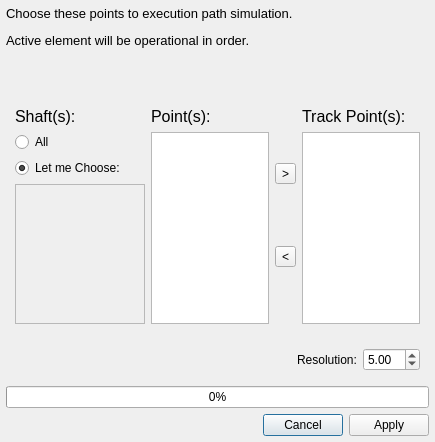
The window that core/panel/run_Path_Track.ui (KmolYuan/Pyslvs-UI) describes before a commit, drawn with Qt 5.
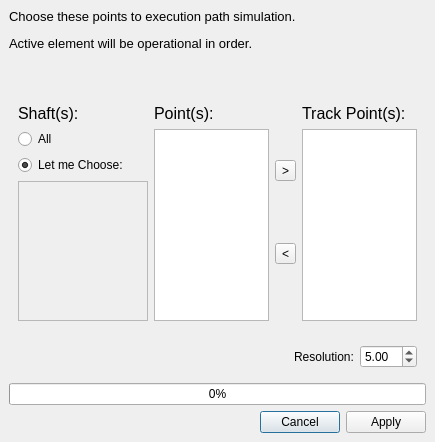
The same window after the commit. Icons and pictures are not drawn.

What changed in the file:
```diff
--- a/core/panel/run_Path_Track.ui
+++ b/core/panel/run_Path_Track.ui
@@ -42,17 +42,20 @@
    <bool>true</bool>
   </property>
   <layout class="QVBoxLayout" name="verticalLayout_5">
+   <property name="spacing">
+    <number>6</number>
+   </property>
    <property name="leftMargin">
-    <number>6</number>
+    <number>9</number>
    </property>
    <property name="topMargin">
-    <number>6</number>
+    <number>9</number>
    </property>
    <property name="rightMargin">
-    <number>6</number>
+    <number>9</number>
    </property>
    <property name="bottomMargin">
-    <number>6</number>
+    <number>9</number>
    </property>
    <item>
     <widget class="QLabel" name="label">
@@ -150,7 +153,7 @@
              <x>0</x>
              <y>0</y>
              <width>128</width>
-             <height>130</height>
+             <height>131</height>
             </rect>
            </property>
            <layout class="QVBoxLayout" name="scrollAreaWidgetLayout">
```
